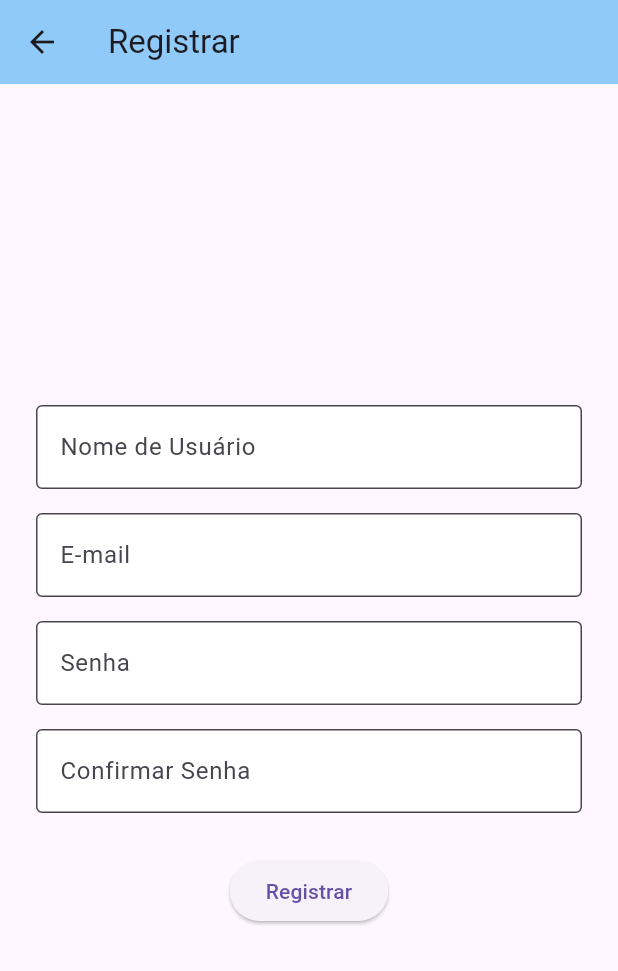
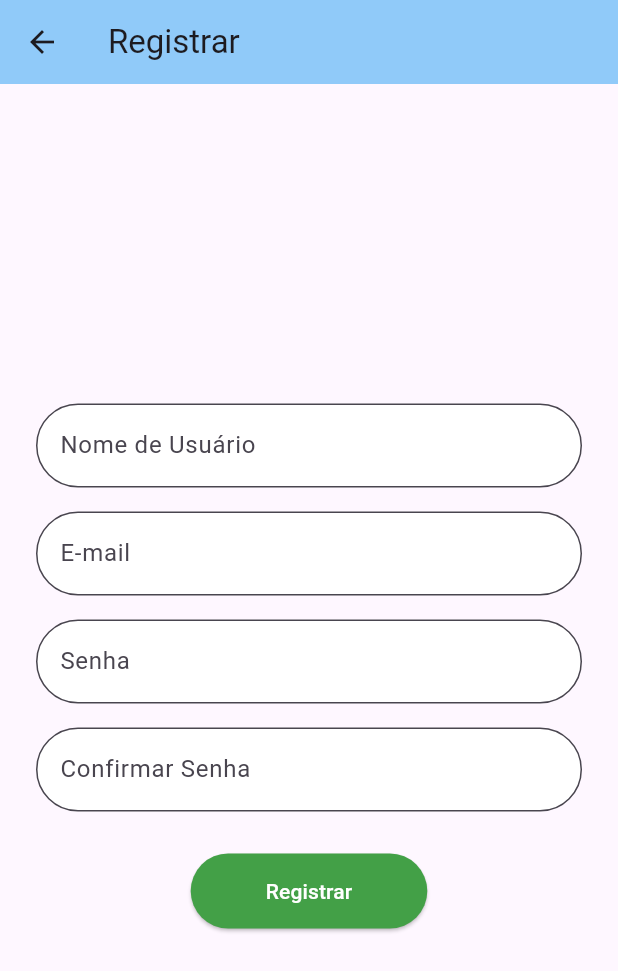
Before and after one commit to LucasGoulartsl/Syncrol-, a Flutter app: the screen it shows after launch, after a tap on "Entrar", after a tap on the "person" icon, after a tap on "Registrar", on a phone screen of 412 x 824 dp. Shown: the top 971 px of the screen. Run offline on Flutter 3.47's test engine with Material 3 defaults, Android fonts, the phone set to English and light mode, and no system bars; our stand-ins replace google_fonts.

Commit message:
Refatoracao de codigo, melhorias no design de telas, criacao da utils

```diff
--- a/analysis_options.yaml
+++ b/analysis_options.yaml
@@ -7,6 +7,9 @@
 
 # The following line activates a set of recommended lints for Flutter apps,
 # packages, and plugins designed to encourage good coding practices.
+analyzer:
+  errors:
+    unused_import: ignore
 include: package:flutter_lints/flutter.yaml
 
 linter:
--- a/lib/main.dart
+++ b/lib/main.dart
@@ -1,5 +1,6 @@
 import 'package:flutter/material.dart';
 import './views/splash_screen.dart';
+
 //main principal
 void main() {
   runApp(const MyApp());
@@ -16,6 +17,7 @@ class MyApp extends StatelessWidget {
         primarySwatch: Colors.blue,
       ),
       home: const SplashScreen(),
+      debugShowCheckedModeBanner: false,
     );
   }
 }
--- /dev/null
+++ b/lib/utils/app_bar.dart
@@ -0,0 +1,40 @@
+// lib/utils/app_bar.dart
+
+import 'package:flutter/material.dart';
+import 'package:my_project_flutter/views/login_screen.dart'; // Ajuste o caminho conforme necessário
+
+AppBar customAppBar({
+  required BuildContext context,
+  String title = 'SYNCROL+',
+  bool showMenuButton = true,
+  bool showUserButton = true,
+}) {
+  return AppBar(
+    backgroundColor: Colors.blue.shade200,
+    leading: showMenuButton
+        ? IconButton(
+            icon: const Icon(Icons.menu),
+            onPressed: () {
+              // Ação para o menu
+            },
+          )
+        : null,
+    title: Text(
+      title,
+      style: const TextStyle(fontWeight: FontWeight.bold),
+    ),
+    centerTitle: true,
+    actions: <Widget>[
+      if (showUserButton)
+        IconButton(
+          icon: const Icon(Icons.person),
+          onPressed: () {
+            Navigator.pushReplacement(
+              context,
+              MaterialPageRoute(builder: (context) => const LoginScreen()),
+            );
+          },
+        ),
+    ],
+  );
+}
--- /dev/null
+++ b/lib/utils/bottons_low.dart
@@ -0,0 +1,56 @@
+import 'package:flutter/material.dart';
+
+/// Cria um widget `BottomAppBar` personalizado com ícones e ações configuráveis.
+Widget customBottomAppBar({
+  required VoidCallback
+      onFloatingActionButtonPressed, // Callback para a ação do FloatingActionButton
+  required VoidCallback onHomePressed, // Callback para a ação do ícone de home
+  required VoidCallback
+      onStoragePressed, // Callback para a ação do ícone de estoque
+  required VoidCallback
+      onUserPressed, // Callback para a ação do ícone de usuário
+  required VoidCallback
+      onReportPressed, // Callback para a ação do ícone de relatório
+}) {
+  return BottomAppBar(
+    shape:
+        const CircularNotchedRectangle(), // Forma do BottomAppBar com recorte para o FloatingActionButton
+    notchMargin: 10.0, // Margem ao redor do recorte do FloatingActionButton
+    child: Row(
+      mainAxisAlignment:
+          MainAxisAlignment.spaceAround, // Distribui os ícones igualmente
+      children: [
+        IconButton(
+          icon: const Icon(Icons.home), // Ícone de home
+          onPressed: onHomePressed, // Ação ao clicar no ícone de home
+        ),
+        IconButton(
+          icon: const Icon(Icons.storage), // Ícone de estoque
+          onPressed: onStoragePressed, // Ação ao clicar no ícone de estoque
+        ),
+        const SizedBox(
+            width: 40), // Espaço reservado para o FloatingActionButton
+        IconButton(
+          icon: const Icon(Icons.verified_user), // Ícone de usuário
+          onPressed: onUserPressed, // Ação ao clicar no ícone de usuário
+        ),
+        IconButton(
+          icon: const Icon(Icons.assignment), // Ícone de relatório
+          onPressed: onReportPressed, // Ação ao clicar no ícone de relatório
+        ),
+      ],
+    ),
+  );
+}
+
+/// Cria um widget `FloatingActionButton` personalizado com ação configurável.
+Widget customFloatingActionButton(VoidCallback onPressed) {
+  return FloatingActionButton(
+    onPressed: onPressed, // Ícone do FloatingActionButton
+    backgroundColor: Colors.blue.shade200, // Cor de fundo do botão
+    shape: const CircleBorder(), // Forma circular garantida
+    elevation: 6, // Ação ao clicar no FloatingActionButton
+    child: const Icon(Icons.add), // Elevação do botão (sombra)
+    // Você pode adicionar outras propriedades se desejar, como o tamanho do botão
+  );
+}
--- /dev/null
+++ b/lib/utils/button_styles.dart
@@ -0,0 +1,12 @@
+import 'package:flutter/material.dart';
+
+ButtonStyle elevatedButtonStyle(Color backgroundColor) {
+  return ElevatedButton.styleFrom(
+    foregroundColor: Colors.white, // Cor do texto
+    backgroundColor: backgroundColor, // Cor de fundo
+    padding: const EdgeInsets.symmetric(horizontal: 50, vertical: 15), // Tamanho do botão
+    shape: RoundedRectangleBorder(
+      borderRadius: BorderRadius.circular(30), // Bordas arredondadas
+    ),
+  );
+}
--- /dev/null
+++ b/lib/utils/input_decoration.dart
@@ -0,0 +1,12 @@
+import 'package:flutter/material.dart';
+
+InputDecoration inputDecoration(String hintText) {
+  return InputDecoration(
+    hintText: hintText,
+    border: OutlineInputBorder(
+      borderRadius: BorderRadius.circular(30), // Bordas arredondadas
+    ),
+    filled: true,
+    fillColor: Colors.white,
+  );
+}
--- a/lib/logo_helper.dart
+++ b/lib/utils/logo_helper.dart
@@ -2,7 +2,7 @@
 
 import 'package:flutter/material.dart';
 
-Image getShoppingCartLogo({double width = 200, double height = 200}) {
+Image getShoppingCartLogo({double width = 100, double height = 100}) {
   return Image.asset(
     'assets/images/shopping_cart_logo.png', // Certifique-se de que este caminho está correto
     width: width,
--- /dev/null
+++ b/lib/utils/text.styles.dart
@@ -0,0 +1,46 @@
+// lib/views/text_styles.dart
+
+import 'package:flutter/material.dart';
+import 'package:google_fonts/google_fonts.dart';
+
+TextStyle syncrolTextStyle() {
+  return GoogleFonts.notoSansDisplay(
+    fontSize: 24,
+    fontWeight: FontWeight.normal,
+    color: Colors.white,
+  );
+}
+
+InputDecoration inputDecoration(String hintText) {
+  return InputDecoration(
+    hintText: hintText,
+    hintStyle: TextStyle(
+      color: Colors.grey.shade600, // Cor do texto de dica
+    ),
+    contentPadding: EdgeInsets.symmetric(horizontal: 20, vertical: 15), // Ajusta o padding interno
+    border: OutlineInputBorder(
+      borderRadius: BorderRadius.circular(30),
+    ),
+    focusedBorder: OutlineInputBorder(
+      borderRadius: BorderRadius.circular(30),
+      borderSide: BorderSide(color: Colors.blue.shade800, width: 2.0),
+    ),
+    enabledBorder: OutlineInputBorder(
+      borderRadius: BorderRadius.circular(30),
+      borderSide: BorderSide(color: Colors.grey.shade400, width: 1.0),
+    ),
+    filled: true,
+    fillColor: Colors.white,
+  );
+}
+
+ButtonStyle elevatedButtonStyle(Color backgroundColor) {
+  return ElevatedButton.styleFrom(
+    foregroundColor: Colors.white,
+    backgroundColor: backgroundColor,
+    padding: const EdgeInsets.symmetric(horizontal: 50, vertical: 15),
+    shape: RoundedRectangleBorder(
+      borderRadius: BorderRadius.circular(30),
+    ),
+  );
+}
--- a/lib/views/home_screen.dart
+++ b/lib/views/home_screen.dart
@@ -1,6 +1,7 @@
 import 'package:flutter/material.dart';
+import 'package:my_project_flutter/utils/app_bar.dart'; // Importa o widget AppBar personalizado
+import 'package:my_project_flutter/utils/bottons_low.dart';// Importa o widget BottomAppBar personalizado
 import 'package:my_project_flutter/views/login_screen.dart';
-
 
 class HomeScreen extends StatelessWidget {
   const HomeScreen({super.key});
@@ -8,32 +9,12 @@ class HomeScreen extends StatelessWidget {
   @override
   Widget build(BuildContext context) {
     return Scaffold(
-      appBar: AppBar(
-        backgroundColor: Colors.blue.shade200,
-        leading: IconButton(
-          icon: Icon(Icons.menu),
-          onPressed: () {
-            // Ação para o menu
-          },
-        ),
-        title: Text('SYNCROL+', style: TextStyle(fontWeight: FontWeight.bold)),
-        centerTitle: true,
-        actions: <Widget>[
-          IconButton(
-            icon: Icon(Icons.person),
-            onPressed: () {
-              Navigator.pushReplacement (context,
-               MaterialPageRoute(builder: (context) => const LoginScreen()),
-              );
-            },
-          ),
-        ],
-      ),
+      appBar: customAppBar(context: context),
       body: Padding(
         padding: const EdgeInsets.all(16.0),
         child: Column(
           children: [
-            SizedBox(height: 20),
+            const SizedBox(height: 20),
             _buildOptionCard(
               icon: Icons.check_box,
               text: 'Controle de validade',
@@ -41,7 +22,7 @@ class HomeScreen extends StatelessWidget {
                 // Ação ao clicar
               },
             ),
-            SizedBox(height: 20),
+            const SizedBox(height: 20),
             _buildOptionCard(
               icon: Icons.inventory,
               text: 'Controle de estoque',
@@ -52,59 +33,44 @@ class HomeScreen extends StatelessWidget {
           ],
         ),
       ),
-      floatingActionButton: FloatingActionButton(
-        onPressed: () {
+      floatingActionButton: customFloatingActionButton(() {
+        // Ação para o botão flutuante
+      }),
+      floatingActionButtonLocation: FloatingActionButtonLocation.centerDocked,
+      bottomNavigationBar: customBottomAppBar(
+        onFloatingActionButtonPressed: () {
           // Ação para o botão flutuante
         },
-        child: Icon(Icons.add),
-      ),
-      floatingActionButtonLocation: FloatingActionButtonLocation.centerDocked,
-      bottomNavigationBar: BottomAppBar(
-        shape: CircularNotchedRectangle(),
-        notchMargin: 10.0,
-        child: Row(
-          mainAxisAlignment: MainAxisAlignment.spaceAround,
-          children: [
-            IconButton(
-              icon: Icon(Icons.home),
-              onPressed: () {
+        onHomePressed: () {
           // Ação para o ícone de home
         },
-            ),
-            IconButton(
-              icon: Icon(Icons.storage),
-              onPressed: () {
+        onStoragePressed: () {
           // Ação para o ícone de estoque
         },
-            ),
-            SizedBox(width: 40), // Espaço para o FloatingActionButton
-            IconButton(
-              icon: Icon(Icons.verified_user),
-              onPressed: () {
+        onUserPressed: () {
           // Ação para o ícone de usuário
         },
-            ),
-            IconButton(
-              icon: Icon(Icons.assignment),
-              onPressed: () {
+        onReportPressed: () {
           // Ação para o ícone de relatório
         },
-            ),
-          ],
-        ),
       ),
     );
   }
 
-  Widget _buildOptionCard({required IconData icon, required String text, required VoidCallback onTap}) {
+  Widget _buildOptionCard({
+    required IconData icon,
+    required String text,
+    required VoidCallback onTap,
+  }) {
     return Card(
       shape: RoundedRectangleBorder(borderRadius: BorderRadius.circular(20)),
       elevation: 4,
       child: ListTile(
-        contentPadding: EdgeInsets.symmetric(horizontal: 20, vertical: 10),
+        contentPadding:
+            const EdgeInsets.symmetric(horizontal: 20, vertical: 10),
         leading: Icon(icon, size: 40),
-        title: Text(text, style: TextStyle(fontSize: 18)),
-        trailing: Icon(Icons.arrow_forward),
+        title: Text(text, style: const TextStyle(fontSize: 18)),
+        trailing: const Icon(Icons.arrow_forward),
         onTap: onTap,
       ),
     );
--- a/lib/views/login_screen.dart
+++ b/lib/views/login_screen.dart
@@ -1,9 +1,9 @@
 import 'package:flutter/material.dart';
 import 'package:my_project_flutter/views/register_screen.dart';
+import 'package:my_project_flutter/utils/text.styles.dart';
 import 'home_screen.dart';
-import '../logo_helper.dart'; // Adicione esta linha para importar a função getShoppingCartLogo
+import '../utils/logo_helper.dart'; // Importa a função getShoppingCartLogo
 
-// Tela Login
 class LoginScreen extends StatelessWidget {
   const LoginScreen({super.key});
 
@@ -27,41 +27,27 @@ class LoginScreen extends StatelessWidget {
               const SizedBox(height: 20),
 
               // Texto 'Syncrol+'
-              const Text(
+              Text(
                 'Syncrol+',
-                style: TextStyle(
-                  fontSize: 24,
-                  fontWeight: FontWeight.normal,
-                  color: Colors.white, // Define a cor do texto
-                ),
+                style: syncrolTextStyle(),
               ),
 
               // Espaço entre o texto e os campos de entrada
               const SizedBox(height: 20),
 
               // Campo de entrada para usuário
-              const Padding(
-                padding: EdgeInsets.all(8.0),
+              Padding(
+                padding: const EdgeInsets.all(8.0),
                 child: TextField(
-                  decoration: InputDecoration(
-                    hintText: 'Usuário',
-                    border: OutlineInputBorder(),
-                    filled: true,
-                    fillColor: Colors.white,
-                  ),
+                  decoration: inputDecoration('Usuário'),
                 ),
               ),
 
               // Campo de entrada para senha
-              const Padding(
-                padding: EdgeInsets.all(8.0),
+              Padding(
+                padding: const EdgeInsets.all(8.0),
                 child: TextField(
-                  decoration: InputDecoration(
-                    hintText: 'Senha',
-                    border: OutlineInputBorder(),
-                    filled: true,
-                    fillColor: Colors.white,
-                  ),
+                  decoration: inputDecoration('Senha'),
                   obscureText: true,
                 ),
               ),
@@ -71,6 +57,7 @@ class LoginScreen extends StatelessWidget {
 
               // Botão 'Entrar'
               ElevatedButton(
+                style: elevatedButtonStyle(Colors.blue.shade800),
                 onPressed: () {
                   Navigator.pushReplacement(
                     context,
@@ -85,6 +72,7 @@ class LoginScreen extends StatelessWidget {
 
               // Botão 'Registrar'
               ElevatedButton(
+                style: elevatedButtonStyle(Colors.green.shade600),
                 onPressed: () {
                   Navigator.pushReplacement(
                     context,
--- a/lib/views/register_screen.dart
+++ b/lib/views/register_screen.dart
@@ -1,6 +1,9 @@
 import 'package:flutter/material.dart';
 import 'package:my_project_flutter/views/login_screen.dart';
 import 'home_screen.dart';
+import '../utils/input_decoration.dart' as input_utils;
+import '../utils/button_styles.dart' as button_utils;
+import '../utils/text.styles.dart' as text_styles;
 
 class RegisterScreen extends StatelessWidget {
   const RegisterScreen({super.key});
@@ -12,7 +15,7 @@ class RegisterScreen extends StatelessWidget {
         title: const Text('Registrar'),
         backgroundColor: Colors.blue.shade200,
 
-        //Botão de retornar para tela de login
+        // Botão de retornar para a tela de login
         leading: IconButton(
           icon: const Icon(Icons.arrow_back),
           onPressed: () {
@@ -23,7 +26,6 @@ class RegisterScreen extends StatelessWidget {
           },
         ),
       ),
-
       body: Center(
         child: Padding(
           padding: const EdgeInsets.all(16.0),
@@ -31,56 +33,36 @@ class RegisterScreen extends StatelessWidget {
             mainAxisAlignment: MainAxisAlignment.center,
             children: <Widget>[
               // Campo de entrada para nome de usuário
-              const Padding(
-                padding: EdgeInsets.all(8.0),
+              Padding(
+                padding: const EdgeInsets.all(8.0),
                 child: TextField(
-                  decoration: InputDecoration(
-                    hintText: 'Nome de Usuário',
-                    border: OutlineInputBorder(),
-                    filled: true,
-                    fillColor: Colors.white,
-                  ),
+                  decoration: input_utils.inputDecoration('Nome de Usuário'),
                 ),
               ),
 
               // Campo de entrada para e-mail
-              const Padding(
-                padding: EdgeInsets.all(8.0),
+              Padding(
+                padding: const EdgeInsets.all(8.0),
                 child: TextField(
-                  decoration: InputDecoration(
-                    hintText: 'E-mail',
-                    border: OutlineInputBorder(),
-                    filled: true,
-                    fillColor: Colors.white,
-                  ),
+                  decoration: input_utils.inputDecoration('E-mail'),
                   keyboardType: TextInputType.emailAddress,
                 ),
               ),
 
               // Campo de entrada para senha
-              const Padding(
-                padding: EdgeInsets.all(8.0),
+              Padding(
+                padding: const EdgeInsets.all(8.0),
                 child: TextField(
-                  decoration: InputDecoration(
-                    hintText: 'Senha',
-                    border: OutlineInputBorder(),
-                    filled: true,
-                    fillColor: Colors.white,
-                  ),
+                  decoration: input_utils.inputDecoration('Senha'),
                   obscureText: true,
                 ),
               ),
 
               // Campo de entrada para confirmar senha
-              const Padding(
-                padding: EdgeInsets.all(8.0),
+              Padding(
+                padding: const EdgeInsets.all(8.0),
                 child: TextField(
-                  decoration: InputDecoration(
-                    hintText: 'Confirmar Senha',
-                    border: OutlineInputBorder(),
-                    filled: true,
-                    fillColor: Colors.white,
-                  ),
+                  decoration: input_utils.inputDecoration('Confirmar Senha'),
                   obscureText: true,
                 ),
               ),
@@ -90,6 +72,7 @@ class RegisterScreen extends StatelessWidget {
 
               // Botão 'Registrar'
               ElevatedButton(
+                style: button_utils.elevatedButtonStyle(Colors.green.shade600),
                 onPressed: () {
                   Navigator.pushReplacement(
                     context,
--- a/lib/views/splash_screen.dart
+++ b/lib/views/splash_screen.dart
@@ -1,28 +1,53 @@
 import 'package:flutter/material.dart';
-import 'package:easy_splash_screen/easy_splash_screen.dart';
 import 'package:my_project_flutter/views/login_screen.dart';
-import '../logo_helper.dart'; // Adicione esta linha para importar a função getShoppingCartLogo
+import 'package:my_project_flutter/utils/text.styles.dart';
+import '../utils/logo_helper.dart'; // Importa a função getShoppingCartLogo
 
 // Tela Apresentacao
-class SplashScreen extends StatelessWidget {
+class SplashScreen extends StatefulWidget {
   const SplashScreen({super.key});
 
   @override
+  _SplashScreenState createState() => _SplashScreenState();
+}
+
+class _SplashScreenState extends State<SplashScreen> {
+  @override
+  void initState() {
+    super.initState();
+    // Navega para a tela de login após 3 segundos
+    Future.delayed(const Duration(seconds: 3), () {
+      Navigator.pushReplacement(
+        context,
+        MaterialPageRoute(builder: (context) => const LoginScreen()),
+      );
+    });
+  }
+
+  @override
   Widget build(BuildContext context) {
-    return EasySplashScreen(
-      title: const Text(
-        'Syncrol+',
-        style: TextStyle(
-          fontSize: 24,
-          fontWeight: FontWeight.normal,
+    return Scaffold(
+      backgroundColor: Colors.blue.shade200, // Cor de fundo
+      body: Center(
+        child: Column(
+          mainAxisAlignment: MainAxisAlignment.center,
+          children: <Widget>[
+            // Logo
+            getShoppingCartLogo(
+              width: 150, // Ajuste o tamanho da logo conforme necessário
+              height: 150, // Ajuste o tamanho da logo conforme necessário
+            ),
+            const SizedBox(height: 20), // Espaço entre a logo e o texto
+            // Texto
+            Text(
+              'Syncrol+',
+              style: syncrolTextStyle().copyWith(
+                fontSize: 30, // Ajuste o tamanho da fonte conforme necessário
+              ),
+            ),
+          ],
         ),
       ),
-      logo: getShoppingCartLogo(
-          width: 200, height: 200), // Usa a função para obter a imagem
-      backgroundColor: Colors.blue.shade200,
-      showLoader: true,
-      durationInSeconds: 3,
-      navigator: const LoginScreen(),
     );
   }
 }
```
Also changed, not shown: pubspec.lock, 1 other file. Lines whose indentation alone changed are shown as unchanged.
